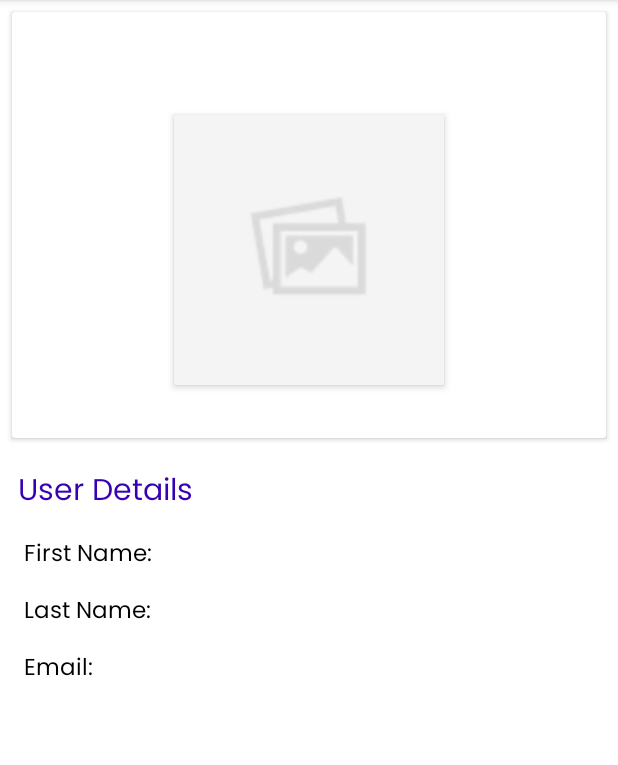
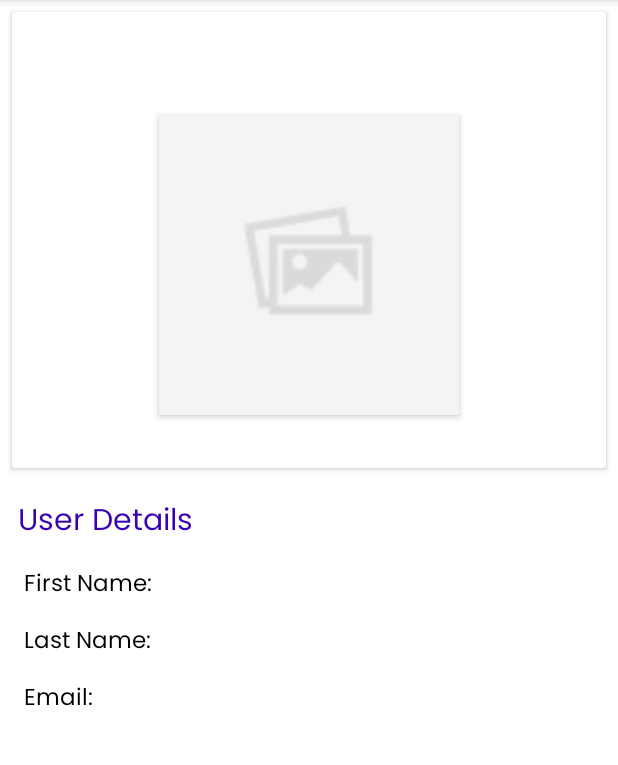
Before and after one commit to morsimantov/Users-Application, an Android app: the UserDetailsActivity screen opened directly, with no data from a screen before it, on a phone screen of 412 x 824 dp, the part 84-849 px from its top. Run offline under Robolectric (Android 15) with nearby library versions, the phone set to English and light mode, and no system bars; our stand-ins replace Picasso, Room's generated code; pictures from the network do not load; Roboto replaces fonts that are not available here; 5 statements that could not run were skipped.

Commit message:
Add transition through avatar image from UserListActivity to UserDetailsActivity

```diff
--- a/app/src/main/res/layout/activity_user_details.xml
+++ b/app/src/main/res/layout/activity_user_details.xml
@@ -35,8 +35,8 @@
                         android:textStyle="bold">
                     </TextView>
                     <androidx.cardview.widget.CardView
-                        android:layout_width="180dp"
-                        android:layout_height="180dp"
+                        android:layout_width="200dp"
+                        android:layout_height="200dp"
                         android:layout_gravity="center"
                         app:cardElevation="3dp"
                         app:cardCornerRadius="2dp"
@@ -48,7 +48,8 @@
                             android:layout_height="match_parent"
                             android:adjustViewBounds="true"
                             android:scaleType="centerCrop"
-                            android:src="@drawable/not_available"/>
+                            android:src="@drawable/not_available"
+                            android:transitionName="transition_img"/>
                     </androidx.cardview.widget.CardView>
                 </LinearLayout>
             </androidx.cardview.widget.CardView>
--- a/app/src/main/res/layout/activity_users_list.xml
+++ b/app/src/main/res/layout/activity_users_list.xml
@@ -21,7 +21,7 @@
             android:text="Users"
             android:fontFamily="@font/poppins"
             android:textSize="20sp"
-            android:textColor="@color/purple_500" />
+            android:textColor="@color/black" />
 
         <androidx.recyclerview.widget.RecyclerView
             android:id="@+id/users_recycler"
--- a/app/src/main/res/layout/user_list_item.xml
+++ b/app/src/main/res/layout/user_list_item.xml
@@ -28,7 +28,8 @@
                 android:layout_height="match_parent"
                 android:adjustViewBounds="true"
                 android:scaleType="centerCrop"
-                android:src="@drawable/not_available"/>
+                android:src="@drawable/not_available"
+                android:transitionName="transition_img"/>
         </androidx.cardview.widget.CardView>
 
         <LinearLayout
```
Also changed, not shown: app/src/main/java/com/example/myusersapplication/UsersListAdapter.java (+7 -14 lines).
